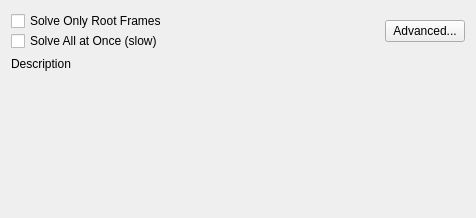
david-cattermole/mayaMatchMoveSolver, file python/mmSolver/tools/solver/widget/solver_standard_widget.ui: the form before one commit.
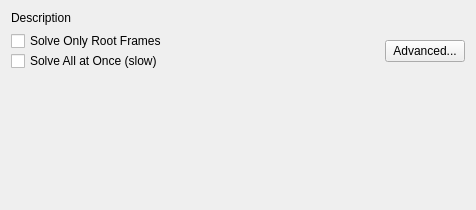
The form after the commit.

Commit message: Move solver description label to top of tab.

What changed in the file:
```diff
--- a/python/mmSolver/tools/solver/widget/solver_standard_widget.ui
+++ b/python/mmSolver/tools/solver/widget/solver_standard_widget.ui
@@ -7,13 +7,23 @@
     <x>0</x>
     <y>0</y>
     <width>476</width>
-    <height>218</height>
+    <height>210</height>
    </rect>
   </property>
   <property name="windowTitle">
    <string>Form</string>
   </property>
   <layout class="QVBoxLayout" name="verticalLayout">
+   <item>
+    <widget class="QLabel" name="description_label">
+     <property name="text">
+      <string>Description</string>
+     </property>
+     <property name="wordWrap">
+      <bool>true</bool>
+     </property>
+    </widget>
+   </item>
    <item>
     <layout class="QHBoxLayout" name="frameRange_layout"/>
    </item>
@@ -71,16 +81,6 @@
      </item>
     </layout>
    </item>
-   <item>
-    <widget class="QLabel" name="description_label">
-     <property name="text">
-      <string>Description</string>
-     </property>
-     <property name="wordWrap">
-      <bool>true</bool>
-     </property>
-    </widget>
-   </item>
    <item>
     <spacer name="verticalSpacer_3">
      <property name="orientation">
```
The commit also changes 1 other file.
